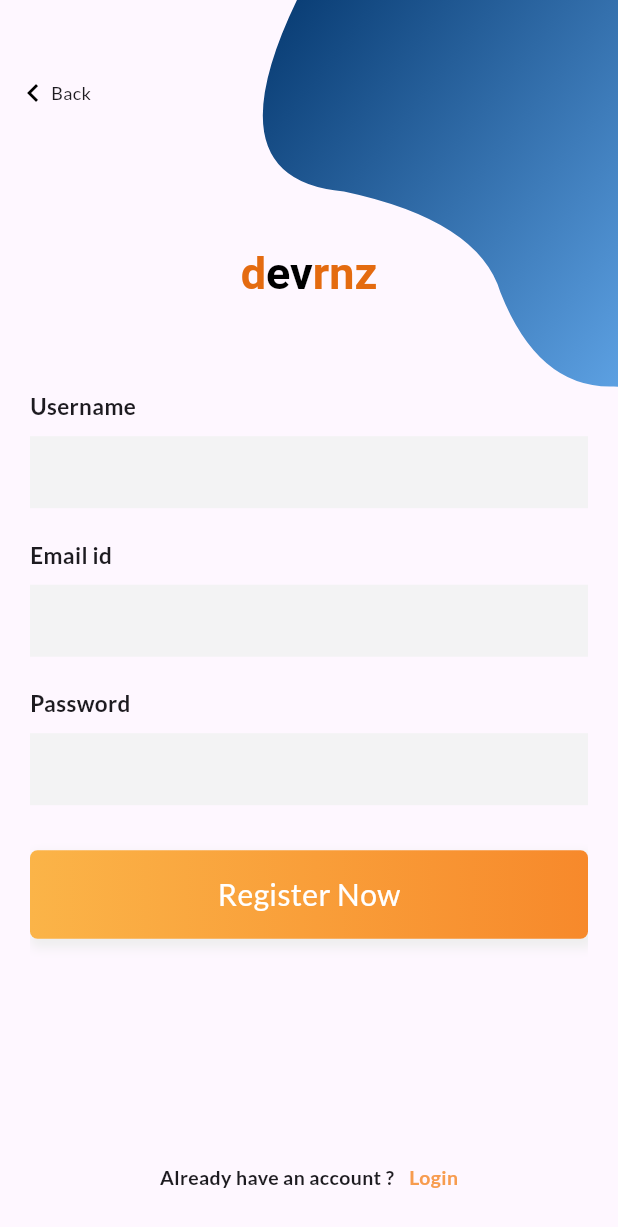
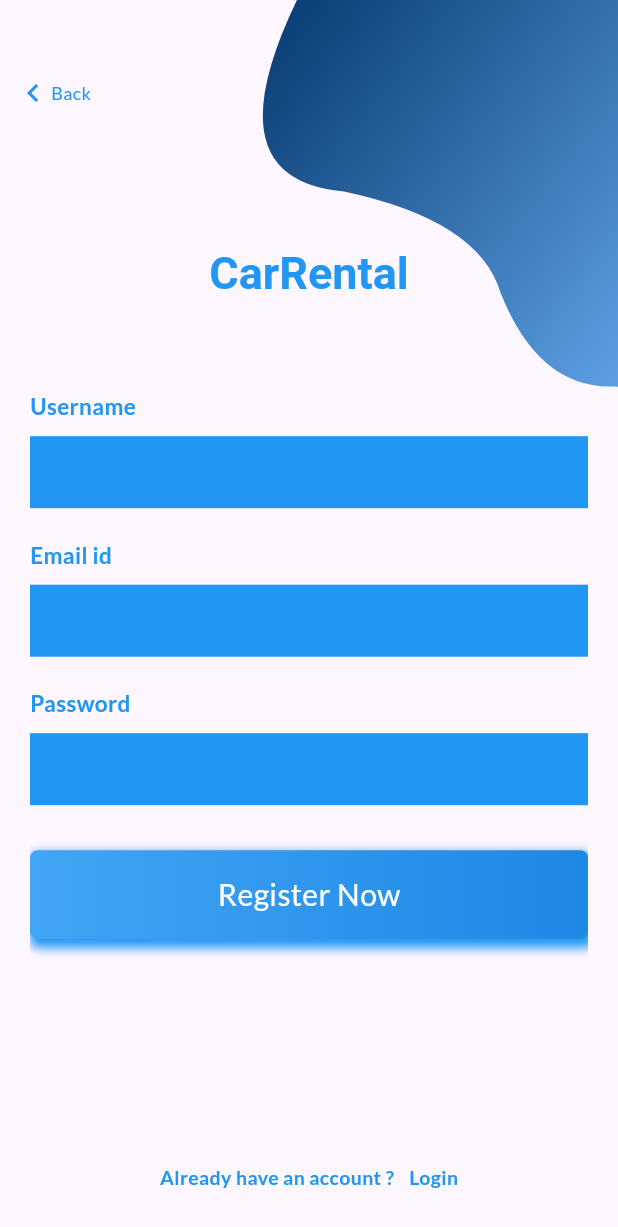
Before and after one commit to car-rental-mp-project/car_rental, a Flutter app: the SignUpPage screen opened directly, on a phone screen of 412 x 824 dp. Shown: the top 1227 px of the screen. Run offline on Flutter 3.47's test engine with Material 3 defaults, Android fonts, the phone set to English and light mode, and no system bars; our stand-ins replace google_fonts.

Commit message:
some changes

```diff
--- a/lib/src/signup.dart
+++ b/lib/src/signup.dart
@@ -25,10 +25,10 @@ class _SignUpPageState extends State<SignUpPage> {
           children: <Widget>[
             Container(
               padding: EdgeInsets.only(left: 0, top: 10, bottom: 10),
-              child: Icon(Icons.keyboard_arrow_left, color: Colors.black),
+              child: Icon(Icons.keyboard_arrow_left, color: Colors.blue),
             ),
             Text('Back',
-                style: TextStyle(fontSize: 12, fontWeight: FontWeight.w500))
+                style: TextStyle(fontSize: 12, color: Colors.blue, fontWeight: FontWeight.w500))
           ],
         ),
       ),
@@ -43,7 +43,7 @@ class _SignUpPageState extends State<SignUpPage> {
         children: <Widget>[
           Text(
             title,
-            style: TextStyle(fontWeight: FontWeight.bold, fontSize: 15),
+            style: TextStyle(fontWeight: FontWeight.bold, color: Colors.blue, fontSize: 15),
           ),
           SizedBox(
             height: 10,
@@ -52,7 +52,7 @@ class _SignUpPageState extends State<SignUpPage> {
               obscureText: isPassword,
               decoration: InputDecoration(
                   border: InputBorder.none,
-                  fillColor: Color(0xfff3f3f4),
+                  fillColor: Colors.blue,
                   filled: true))
         ],
       ),
@@ -68,7 +68,7 @@ class _SignUpPageState extends State<SignUpPage> {
           borderRadius: BorderRadius.all(Radius.circular(5)),
           boxShadow: <BoxShadow>[
             BoxShadow(
-                color: Colors.grey.shade200,
+                color: Colors.blue,
                 offset: Offset(2, 4),
                 blurRadius: 5,
                 spreadRadius: 2)
@@ -76,7 +76,7 @@ class _SignUpPageState extends State<SignUpPage> {
           gradient: LinearGradient(
               begin: Alignment.centerLeft,
               end: Alignment.centerRight,
-              colors: [Color(0xfffbb448), Color(0xfff7892b)])),
+              colors: [Colors.blue.shade400, Colors.blue.shade600])),
       child: Text(
         'Register Now',
         style: TextStyle(fontSize: 20, color: Colors.white),
@@ -99,7 +99,7 @@ class _SignUpPageState extends State<SignUpPage> {
           children: <Widget>[
             Text(
               'Already have an account ?',
-              style: TextStyle(fontSize: 13, fontWeight: FontWeight.w600),
+              style: TextStyle(fontSize: 13, color: Colors.blue, fontWeight: FontWeight.w600),
             ),
             SizedBox(
               width: 10,
@@ -107,7 +107,7 @@ class _SignUpPageState extends State<SignUpPage> {
             Text(
               'Login',
               style: TextStyle(
-                  color: Color(0xfff79c4f),
+                  color: Colors.blue,
                   fontSize: 13,
                   fontWeight: FontWeight.w600),
             ),
@@ -121,21 +121,21 @@ class _SignUpPageState extends State<SignUpPage> {
     return RichText(
       textAlign: TextAlign.center,
       text: TextSpan(
-          text: 'd',
+          text: 'C',
           style: TextStyle(
               fontSize: 30,
               fontWeight: FontWeight.w700,
-              color: Color(0xffe46b10)
+              color: Colors.blue
           ),
 
           children: [
             TextSpan(
-              text: 'ev',
-              style: TextStyle(color: Colors.black, fontSize: 30),
+              text: 'ar',
+              style: TextStyle(color: Colors.blue, fontSize: 30),
             ),
             TextSpan(
-              text: 'rnz',
-              style: TextStyle(color: Color(0xffe46b10), fontSize: 30),
+              text: 'Rental',
+              style: TextStyle(color: Colors.blue, fontSize: 30),
             ),
           ]),
     );
```
